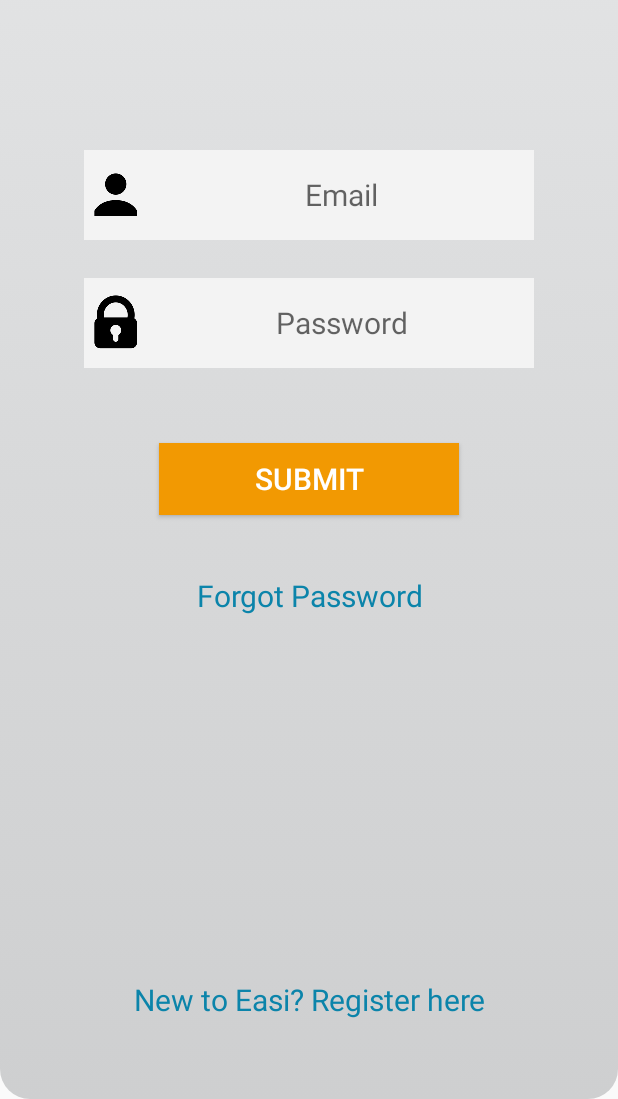
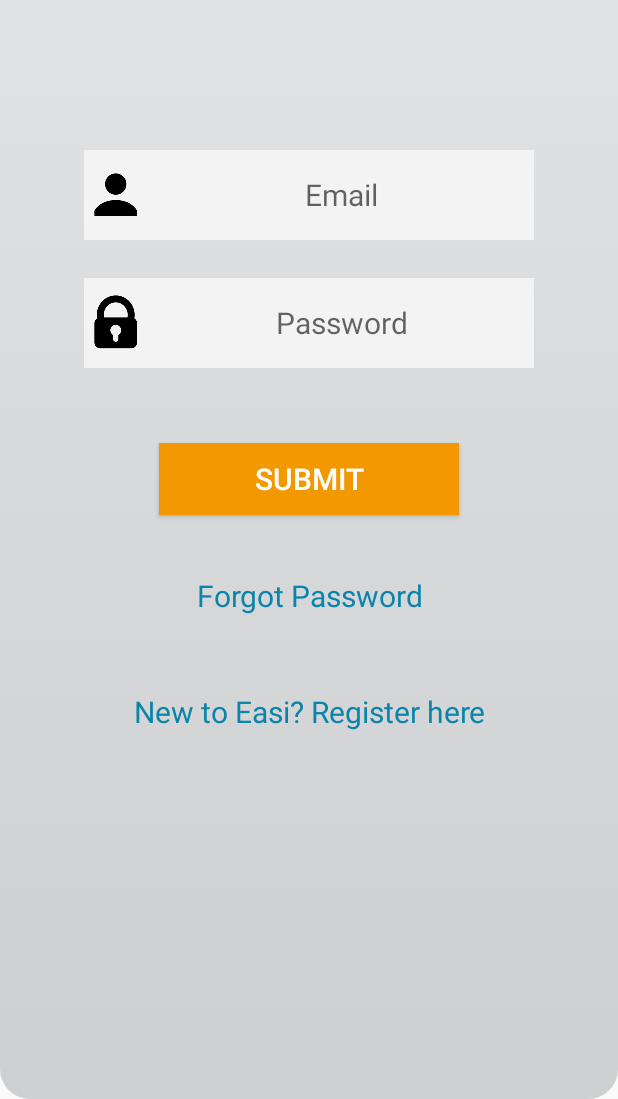
Before and after one commit to Bajarangi/demo, an Android app: the LoginActivity screen opened directly, with no data from a screen before it, on a phone screen of 412 x 824 dp, the part 137-1236 px from its top. Run offline under Robolectric (Android 15) with nearby library versions, the phone set to English and light mode, and no system bars.

Commit message:
login updated
git-svn-id: https://asi-storage07.blr.allegisindia.com/svn/EASi_App-POC@59 56ebe14e-9609-f449-8404-ff2adf786831

```diff
--- a/trunk/EasiCab/SourceCode/EasiCab/app/src/main/res/layout/activity_login.xml
+++ b/trunk/EasiCab/SourceCode/EasiCab/app/src/main/res/layout/activity_login.xml
@@ -32,15 +32,16 @@
         <!-- Footer Start -->
         <LinearLayout android:id="@+id/footer"
             android:layout_width="fill_parent"
-            android:layout_height="90dip"
-            android:layout_alignParentBottom="true">
+            android:layout_height="wrap_content"
+            android:layout_marginTop="0dip"
+            android:layout_marginBottom="0dip"
+            android:layout_below="@+id/mainLayout"
+            >
 
             <!-- Link to Registration Screen -->
             <TextView android:id="@+id/link_to_register"
                 android:layout_width="fill_parent"
                 android:layout_height="wrap_content"
-                android:layout_marginTop="20dip"
-                android:layout_marginBottom="20dip"
                 android:text="New to Easi? Register here"
                 android:gravity="center"
                 android:textSize="20dip"
@@ -51,7 +52,7 @@
 
         <!-- Login Form -->
         <LinearLayout
-            xmlns:android="http://schemas.android.com/apk/res/android"
+           android:id="@+id/mainLayout"
             android:orientation="vertical"
             android:layout_width="match_parent"
             android:layout_height="wrap_content"
```
